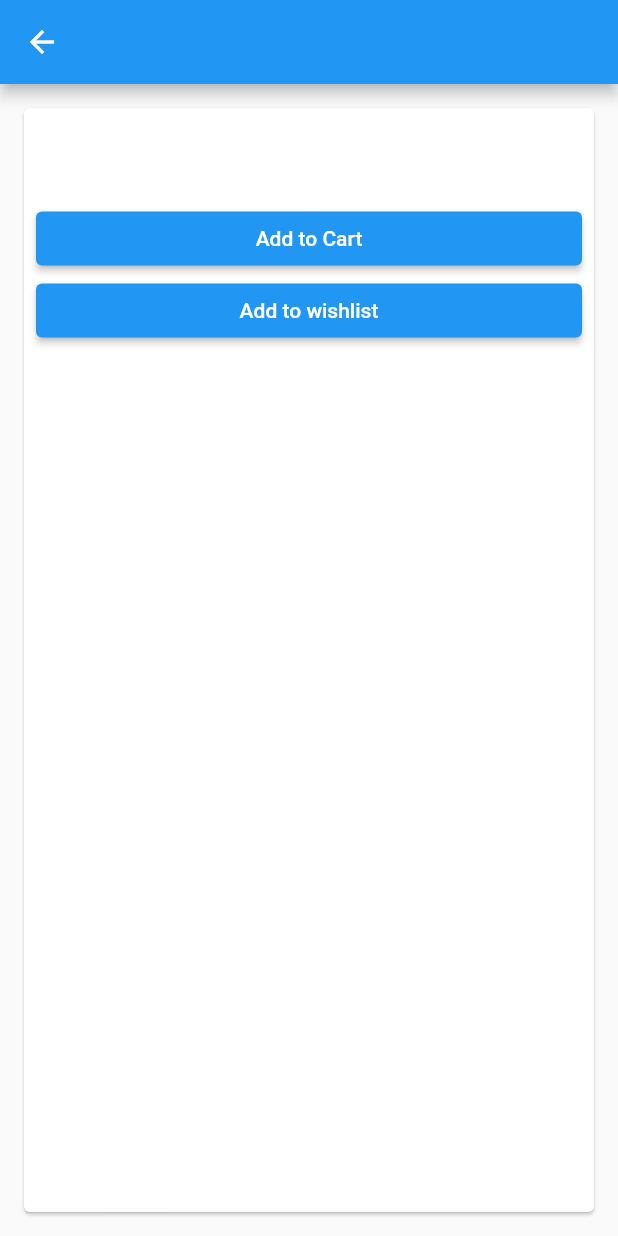
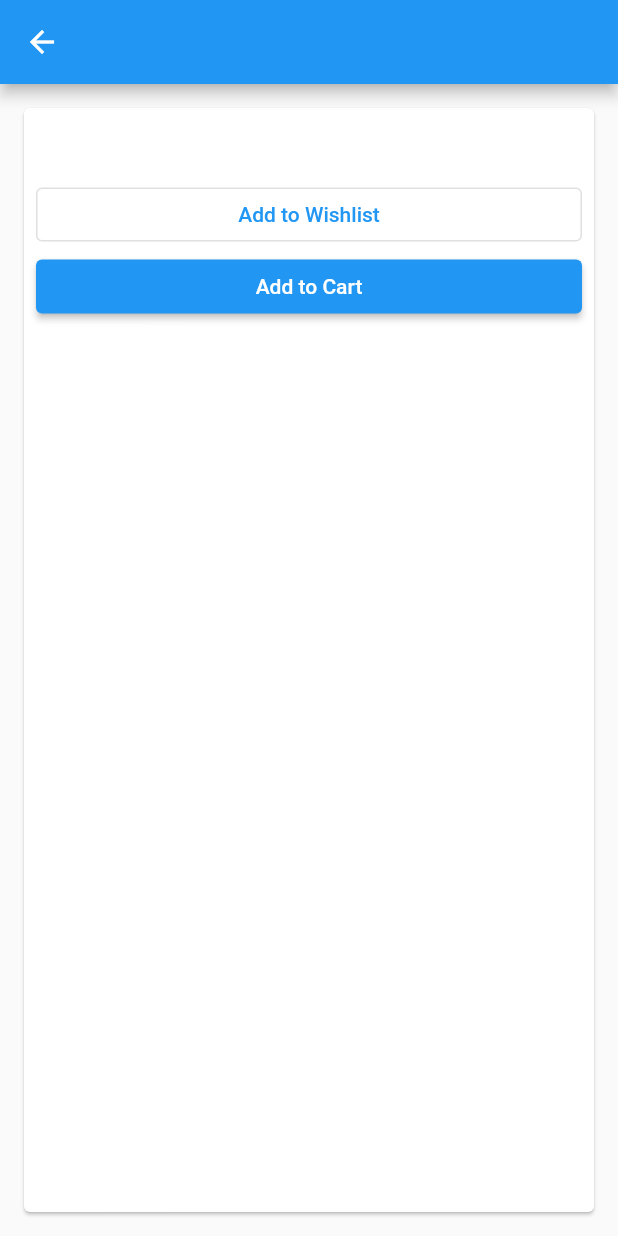
Before and after one commit to MQHANAD/Shopping-App, a Flutter app: the DetailPage screen opened directly with empty values, on a phone screen of 412 x 824 dp. Run offline on Flutter 3.47's test engine with Material 3 defaults, Android fonts, the phone set to English and light mode, and no system bars; our stand-ins replace badges; network calls fail.

Commit message:
wishlist added

```diff
--- /dev/null
+++ b/lib/data/wishlist_state_provider.dart
@@ -0,0 +1,22 @@
+import 'package:flutter/foundation.dart' show ChangeNotifier;
+import 'package:lab6/data/products.dart'; // Import your Product class
+
+class WishlistStateProvider extends ChangeNotifier {
+  // List of products in the wishlist
+  List<Product> _wishlist = [];
+
+  // Getter for the wishlist
+  List<Product> get wishlist => _wishlist;
+
+  // Add a product to the wishlist
+  void addToWishlist(Product product) {
+    _wishlist.add(product);
+    notifyListeners(); // Notify listeners that the state has changed
+  }
+
+  // Remove a product from the wishlist
+  void removeFromWishlist(Product product) {
+    _wishlist.remove(product);
+    notifyListeners(); // Notify listeners that the state has changed
+  }
+}
--- a/lib/widgets/detail_page.dart
+++ b/lib/widgets/detail_page.dart
@@ -1,6 +1,8 @@
-//widgets/detail_page.dart
 import 'package:flutter/material.dart';
+import 'package:provider/provider.dart';
 import '../data/products.dart';
+import '../data/wishlist_state_provider.dart';
+
 
 class DetailPage extends StatelessWidget {
   final Product product;
@@ -11,6 +13,9 @@ class DetailPage extends StatelessWidget {
 
   @override
   Widget build(BuildContext context) {
+    // Access the WishlistStateProvider
+    final wishlistProvider = Provider.of<WishlistStateProvider>(context, listen: false);
+
     return Scaffold(
       appBar: AppBar(
         title: Text(product.name),
@@ -23,18 +28,23 @@ class DetailPage extends StatelessWidget {
             children: [
               Image.network(product.imageUrl),
               const SizedBox(height: 16),
-              Text(product.description,
-                  style: const TextStyle(fontSize: 20)),
-              const SizedBox(height: 16),
-              // TODO: Add a button to add the product to wishlist
+              Text(
+                product.description,
+                style: const TextStyle(fontSize: 20),
+              ),
+              OutlinedButton(
+                key: const Key('add_to_wishlist'), // Add a key
+                onPressed: () {
+                  // Add the product to the wishlist
+                  wishlistProvider.addToWishlist(product);
+                  // Navigate back to the previous screen
+                  Navigator.pop(context);
+                },
+                child: const Text('Add to Wishlist'),
+              ),
+
               ElevatedButton(
                 child: const Text('Add to Cart'),
-                onPressed: () {
-                  Navigator.pop(context, product);
-                },
-              ),
-              ElevatedButton(
-                child: const Text('Add to wishlist'),
                 onPressed: () {
                   Navigator.pop(context, product);
                 },
--- a/pubspec.yaml
+++ b/pubspec.yaml
@@ -35,6 +35,7 @@ dependencies:
   # Use with the CupertinoIcons class for iOS style icons.
   cupertino_icons: ^1.0.8
   provider: ^6.1.2
+  badges: ^3.1.2
 
 dev_dependencies:
   flutter_test:
```
Also changed, not shown: lib/main.dart (+29 -12 lines), lib/widgets/wishlist_page.dart (+31 -5 lines), pubspec.lock, 1 other file.
